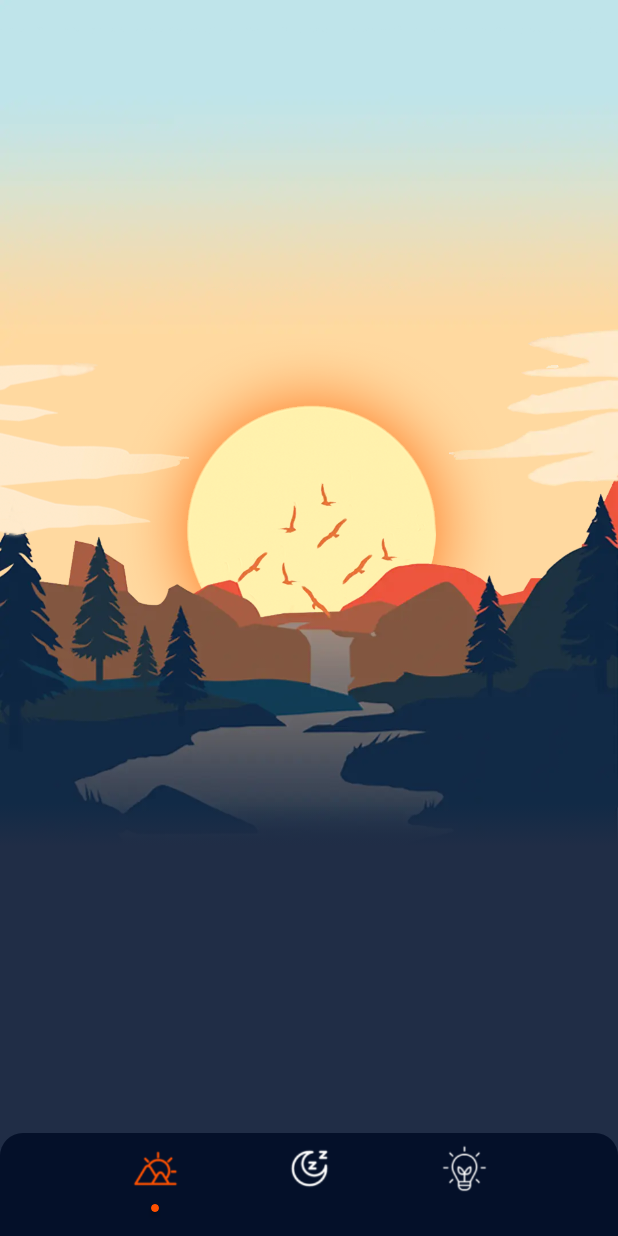
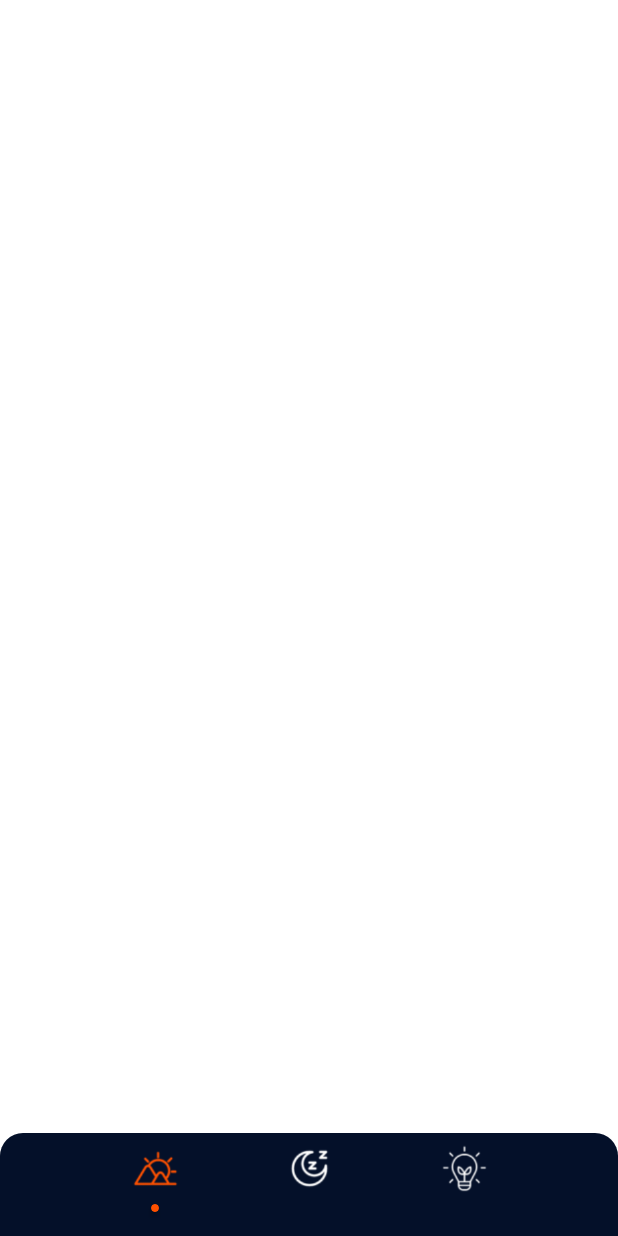
Before and after one commit to A-Cordero/Reddideas, an Android app: the layout activity_main.xml on its own in the app's theme, with its tools: preview values and no code run, on a phone screen of 412 x 824 dp. Run offline under Robolectric (Android 15) with nearby library versions, the phone set to English and light mode, and no system bars.

Commit message:
version para Aristicomp

```diff
--- a/app/src/main/java/com/aridev/cordero/twitdeas/core/Constants.kt
+++ b/app/src/main/java/com/aridev/cordero/twitdeas/core/Constants.kt
@@ -11,5 +11,5 @@ object Constants {
 var language = "EN"
 var style = "dark" // dark
 enum class Tags(val url : String){
-    APPS("https://www.reddit.com/r/AskReddit/comments/85j3ki/reddit_whats_your_million_dollar_app_idea_that/.json?sort=new&limit=10&after="),
+    APPS("https://www.reddit.com/r/AskReddit/comments/85j3ki/reddit_whats_your_million_dollar_app_idea_that/.json?sort=new&limit=30&after="),
 }
--- a/app/src/main/res/layout/activity_main.xml
+++ b/app/src/main/res/layout/activity_main.xml
@@ -80,7 +80,7 @@
         android:id="@+id/container_light"
         android:layout_width="match_parent"
         android:layout_height="match_parent"
-        android:visibility="visible"
+        android:visibility="gone"
         app:layout_constraintBottom_toBottomOf="parent"
         app:layout_constraintEnd_toEndOf="parent"
         app:layout_constraintStart_toStartOf="parent"
```
Also changed, not shown: app/build.gradle (+1 -6 lines), app/src/main/java/com/aridev/cordero/twitdeas/core/extensions/ViewExtensions.kt (+1 -12 lines).
